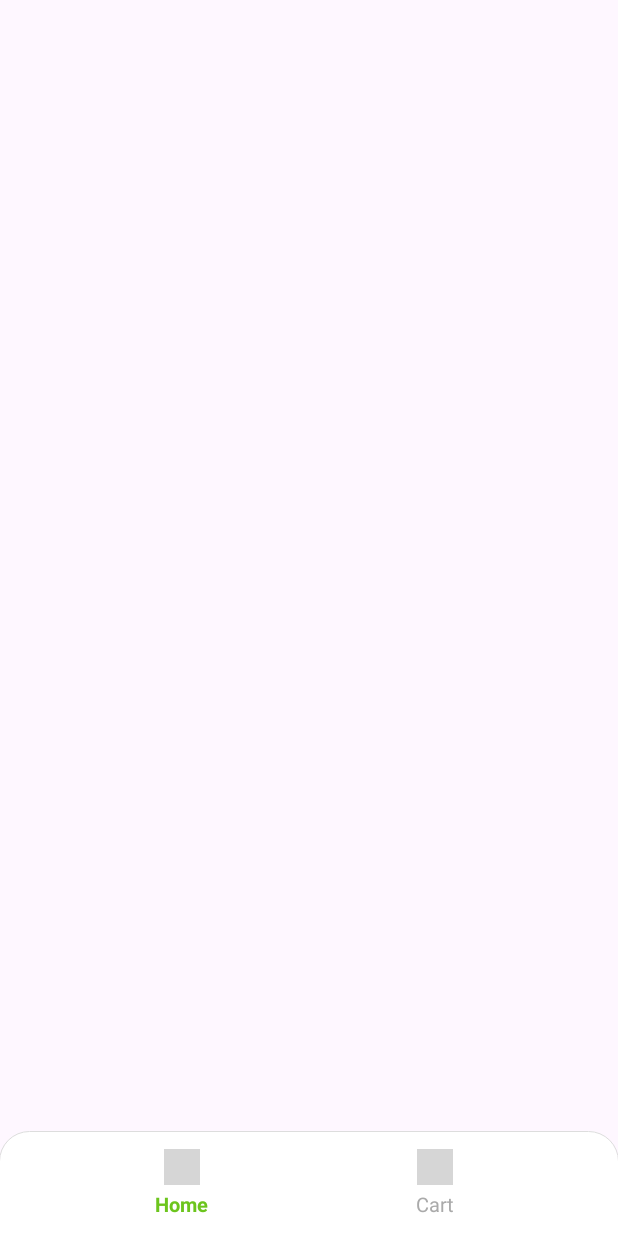
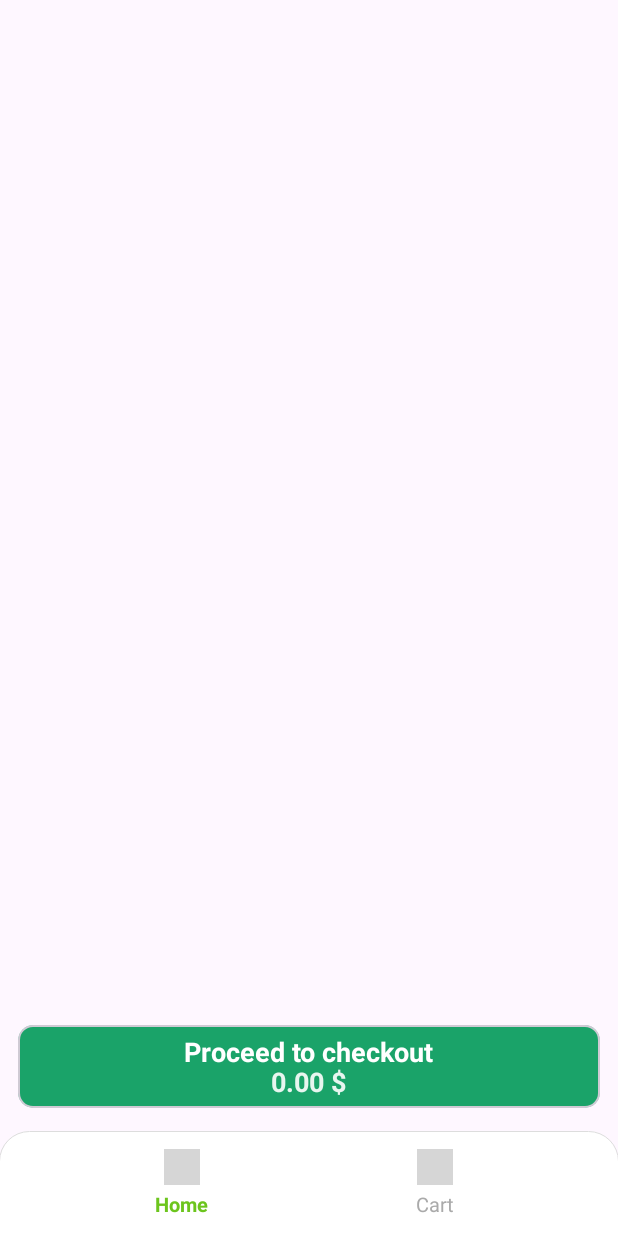
Before and after one commit to alimbeker/GroceryApp, an Android app: the CartFragment screen opened through its navigation route, on a phone screen of 412 x 824 dp. Run offline under Robolectric (Android 15) with nearby library versions, the phone set to English and light mode, and no system bars; our stand-ins replace Room's generated code, navigation-ui; 1 statement that could not run was skipped; grey boxes are pictures that could not be loaded.

Commit message:
total check for all cart item in CartFragment

```diff
--- a/app/src/main/java/arbuz/android/groceryapp/presentation/screen/CartFragment.kt
+++ b/app/src/main/java/arbuz/android/groceryapp/presentation/screen/CartFragment.kt
@@ -22,7 +22,11 @@ class CartFragment : Fragment(), GroceryItemClickListener {
     private val binding get() = _binding!!
     private lateinit var adapter: GroceryAdapter
 
-    override fun onCreateView(inflater: LayoutInflater, container: ViewGroup?, savedInstanceState: Bundle?): View {
+    override fun onCreateView(
+        inflater: LayoutInflater,
+        container: ViewGroup?,
+        savedInstanceState: Bundle?
+    ): View {
         _binding = FragmentCartBinding.inflate(inflater, container, false)
         return binding.root
     }
@@ -34,7 +38,7 @@ class CartFragment : Fragment(), GroceryItemClickListener {
     }
 
     private fun setupRecyclerView() {
-        adapter = GroceryAdapter(ViewType.CART.ordinal,this)
+        adapter = GroceryAdapter(ViewType.CART.ordinal, this)
         binding.recyclerView.layoutManager = LinearLayoutManager(context)
         binding.recyclerView.adapter = adapter
 
@@ -46,7 +50,16 @@ class CartFragment : Fragment(), GroceryItemClickListener {
         viewModel.groceries.observe(viewLifecycleOwner) { groceries ->
             val filteredGroceries = groceries.filter { it.quantityInCart > 0 }
             adapter.submitList(filteredGroceries)
+            calculateTotalPrice(filteredGroceries)
         }
+    }
+
+    private fun calculateTotalPrice(groceries: List<Grocery>) {
+        var totalPrice = 0.0
+        for (grocery in groceries) {
+            totalPrice += grocery.price * grocery.quantityInCart
+        }
+        binding.totalCheck.text = "${String.format("%.2f", totalPrice)} $"
     }
 
     override fun onAddToCartClicked(grocery: Grocery) {
--- a/app/src/main/java/arbuz/android/groceryapp/presentation/viewmodel/GroceryViewModel.kt
+++ b/app/src/main/java/arbuz/android/groceryapp/presentation/viewmodel/GroceryViewModel.kt
@@ -38,6 +38,8 @@ class GroceryViewModel(application: Application) : AndroidViewModel(application)
         Grocery(name = "Green Salad", price = 0.4, imageUrl = "file:///android_asset/green_salad.jpeg"),
         Grocery(name = "Potatoes", price = 0.8, imageUrl = "file:///android_asset/potatoes.png"),
         Grocery(name = "Onions", price = 0.2, imageUrl = "file:///android_asset/onions.png"),
+        Grocery(name = "Mushrooms", price = 0.9, imageUrl = "file:///android_asset/mushrooms.jpg"),
+
         )
 
 
--- a/app/src/main/res/layout/fragment_cart.xml
+++ b/app/src/main/res/layout/fragment_cart.xml
@@ -3,6 +3,7 @@
     xmlns:tools="http://schemas.android.com/tools"
     android:layout_width="match_parent"
     android:layout_height="match_parent"
+    xmlns:app="http://schemas.android.com/apk/res-auto"
     tools:context=".presentation.screen.CartFragment">
 
     <androidx.recyclerview.widget.RecyclerView
@@ -11,4 +12,38 @@
         android:layout_height="match_parent"
         android:layout_marginBottom="65dp"/>
 
+    <com.google.android.material.card.MaterialCardView
+        android:layout_width="match_parent"
+        android:layout_height="55dp"
+        android:layout_marginLeft="12dp"
+        android:layout_marginRight="12dp"
+        app:cardBackgroundColor="@color/button_add_cart_color"
+        android:layout_marginBottom="85dp"
+        android:layout_gravity="bottom"
+        android:alpha="0.9"
+        app:cardCornerRadius="10dp">
+        <TextView
+            android:layout_width="wrap_content"
+            android:layout_height="wrap_content"
+            android:text="@string/proceed_to_checkout"
+            android:textColor="@color/white"
+            android:textSize="18sp"
+            android:textStyle="bold"
+            android:padding="5dp"
+            android:layout_gravity="top|center"
+            />
+        <TextView
+            android:id="@+id/total_check"
+            android:layout_width="wrap_content"
+            android:layout_height="wrap_content"
+            tools:text="1.00 $"
+            android:alpha="0.9"
+            android:textStyle="bold"
+            android:textColor="@color/white"
+            android:textSize="18sp"
+            android:padding="5dp"
+            android:layout_gravity="bottom|center"
+            />
+    </com.google.android.material.card.MaterialCardView>
+
 </FrameLayout>
--- a/app/src/main/res/values/strings.xml
+++ b/app/src/main/res/values/strings.xml
@@ -7,4 +7,5 @@
     <string name="beans">Beans</string>
     <string name="price_of_bean">1kg, 4$</string>
     <string name="go_to_checkout">Go to checkout</string>
+    <string name="proceed_to_checkout">Proceed to checkout</string>
 </resources>
```
Also changed, not shown: app/src/main/assets/mushrooms.jpg (added).
